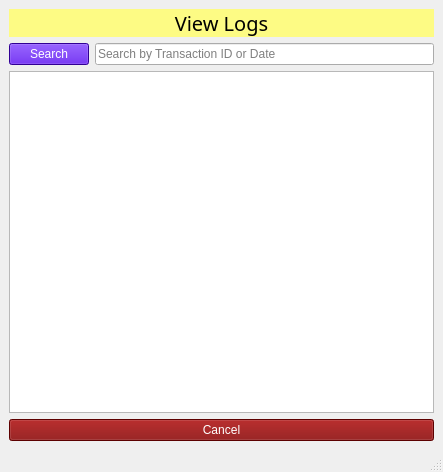
The window that view_logs.ui (Aenan05/MAXPC) describes before a commit, drawn with Qt 5.
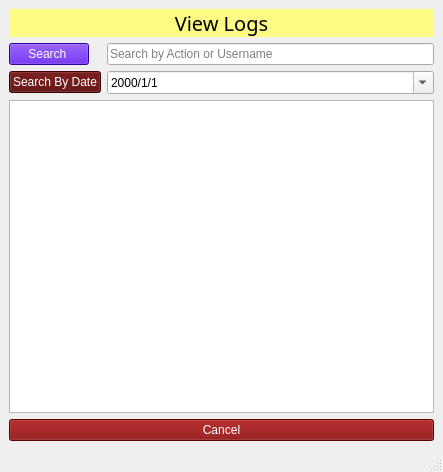
The same window after the commit.

What changed in the file:
```diff
--- a/view_logs.ui
+++ b/view_logs.ui
@@ -47,21 +47,42 @@
 color: rgb(255, 255, 255);</string>
             </property>
             <property name="text">
-             <string>Search</string>
+             <string>Search </string>
             </property>
            </widget>
           </item>
           <item row="1" column="1">
            <widget class="QLineEdit" name="lineEdit">
             <property name="placeholderText">
-             <string>Search by Transaction ID or Date</string>
+             <string>Search by Action or Username</string>
             </property>
            </widget>
           </item>
-          <item row="2" column="0" colspan="2">
-           <widget class="QTableWidget" name="tblLogs"/>
+          <item row="2" column="0">
+           <widget class="QPushButton" name="btnDate">
+            <property name="styleSheet">
+             <string notr="true">background-color: rgb(85, 0, 0);
+color: rgb(255, 255, 255);</string>
+            </property>
+            <property name="text">
+             <string>Search By Date</string>
+            </property>
+           </widget>
+          </item>
+          <item row="2" column="1">
+           <widget class="QDateEdit" name="DateLogs">
+            <property name="displayFormat">
+             <string>yyyy/M/d</string>
+            </property>
+            <property name="calendarPopup">
+             <bool>true</bool>
+            </property>
+           </widget>
           </item>
           <item row="3" column="0" colspan="2">
+           <widget class="QTableWidget" name="tblLogs"/>
+          </item>
+          <item row="4" column="0" colspan="2">
            <widget class="QPushButton" name="btnCancel">
             <property name="styleSheet">
              <string notr="true">font: 75 9pt &quot;Nirmala UI&quot;;
```
Left out of the diff: 4 changed lines with no effect on the pictures.
